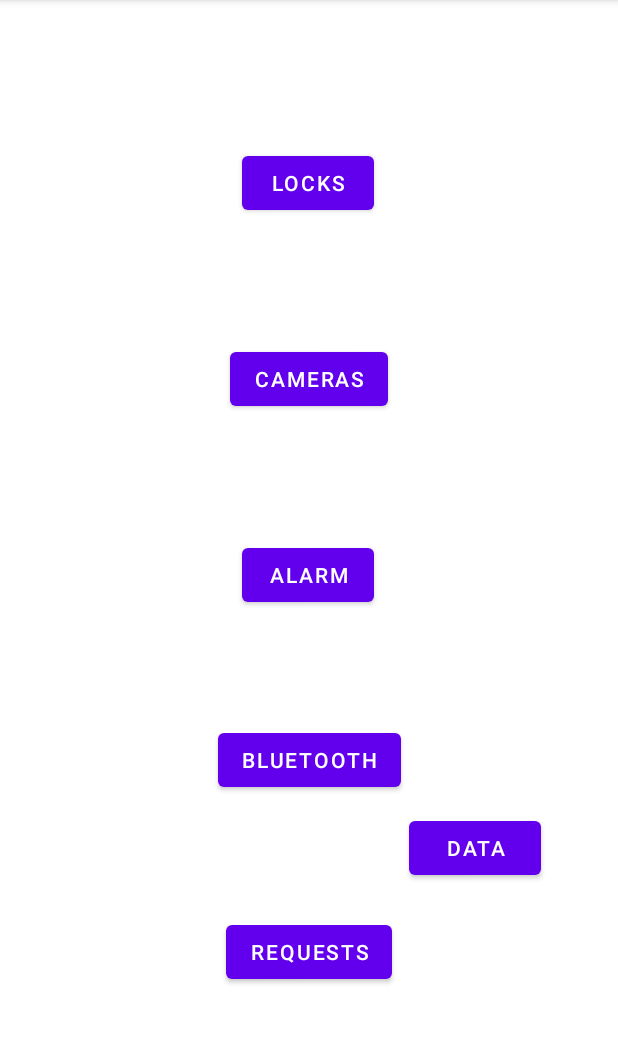
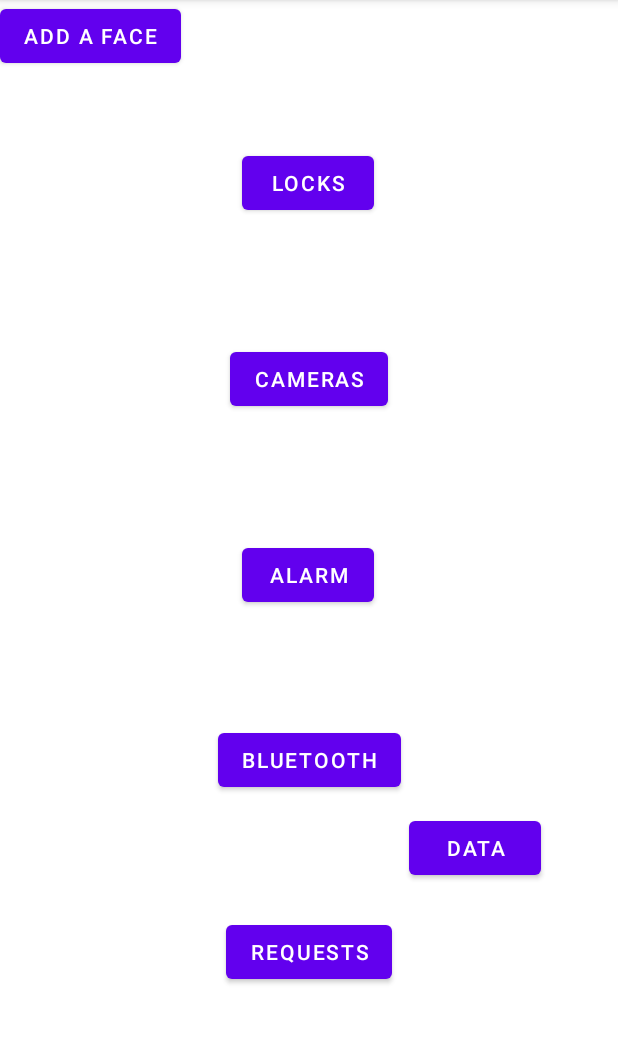
Before and after one commit to AnteZovko23/Senior-Design_Vault-Application, an Android app: the MainActivity screen opened directly, with no data from a screen before it, on a phone screen of 412 x 824 dp, the part 84-1128 px from its top. Run offline under Robolectric (Android 15) with nearby library versions, the phone set to English and light mode, and no system bars.

Commit message:
Added face capture page

```diff
--- a/Android Application with Webviews/app/src/main/java/com/example/webviewtest/MainActivity.java
+++ b/Android Application with Webviews/app/src/main/java/com/example/webviewtest/MainActivity.java
@@ -15,6 +15,7 @@ public class MainActivity extends AppCompatActivity {
     private Button bluetoothbtn;
     private Button requestsbtn;
     private Button Data;
+    private Button facebutton;
 
     @Override
     protected void onCreate(Bundle savedInstanceState) {
@@ -68,6 +69,14 @@ public class MainActivity extends AppCompatActivity {
                 openData();
             }
         });
+
+        facebutton = (Button) findViewById(R.id.facebutton);
+        facebutton.setOnClickListener(new View.OnClickListener() {
+            @Override
+            public void onClick(View view) {
+                openFace();
+            }
+        });
     }
 
     public void openLock() {
@@ -99,4 +108,9 @@ public class MainActivity extends AppCompatActivity {
         Intent intent = new Intent(this, DBdata_bytearray.class);
         startActivity(intent);
     }
+
+    public void openFace() {
+        Intent intent = new Intent(this, FaceCapture.class);
+        startActivity(intent);
+    }
 }
--- a/Android Application with Webviews/app/src/main/res/layout/activity_main.xml
+++ b/Android Application with Webviews/app/src/main/res/layout/activity_main.xml
@@ -74,4 +74,13 @@
         app:layout_constraintStart_toStartOf="parent"
         app:layout_constraintTop_toTopOf="parent"
         app:layout_constraintVertical_bias="0.752" />
+
+    <Button
+        android:id="@+id/facebutton"
+        android:layout_width="wrap_content"
+        android:layout_height="wrap_content"
+        android:text="Add A Face"
+        tools:layout_editor_absoluteX="20dp"
+        tools:layout_editor_absoluteY="23dp" />
+
 </androidx.constraintlayout.widget.ConstraintLayout>
```
Also changed, not shown: Android Application with Webviews/app/src/main/java/com/example/webviewtest/FaceCapture.java (+144 -3 lines), Android Application with Webviews/app/src/main/res/layout/activity_face_capture.xml (+26 -2 lines).
